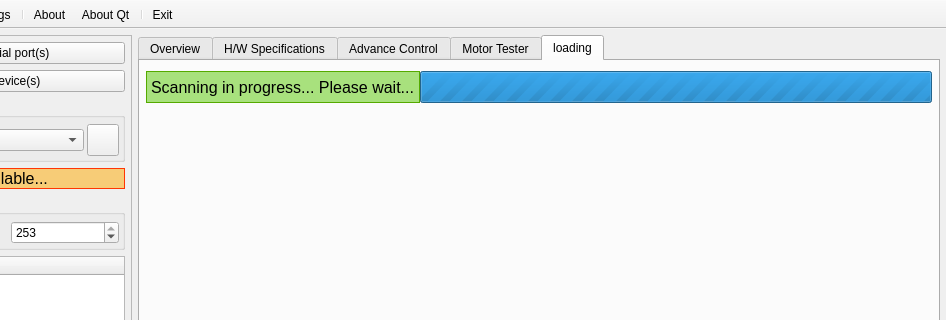
Old version of the form gui/ui/mainwindow.ui in the repository emericg/SmartServoFramework; both pictures show x 154 to 1100 and y 0 to 320 of the 1100 by 744 pixel window.
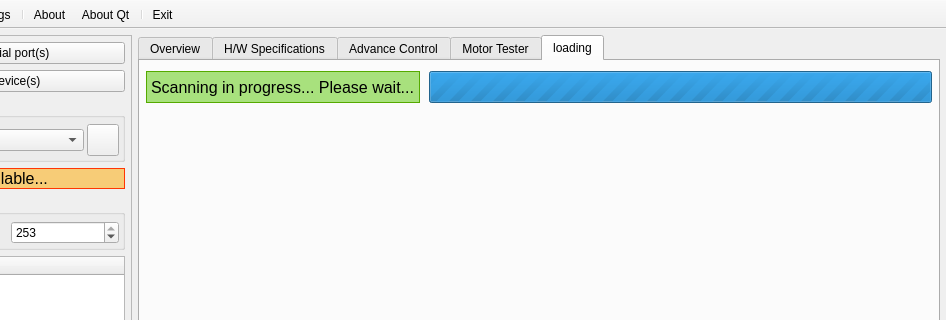
New version of the form. The open tabs and pages were chosen to show the change. Icons and pictures are not drawn.

Commit message: Fix scanning bar layout spacing

```diff
--- a/gui/ui/mainwindow.ui
+++ b/gui/ui/mainwindow.ui
@@ -1983,7 +1983,7 @@
           </property>
           <layout class="QHBoxLayout" name="horizontalLayout_7">
            <property name="spacing">
-            <number>0</number>
+            <number>9</number>
            </property>
            <property name="margin">
             <number>0</number>
```
